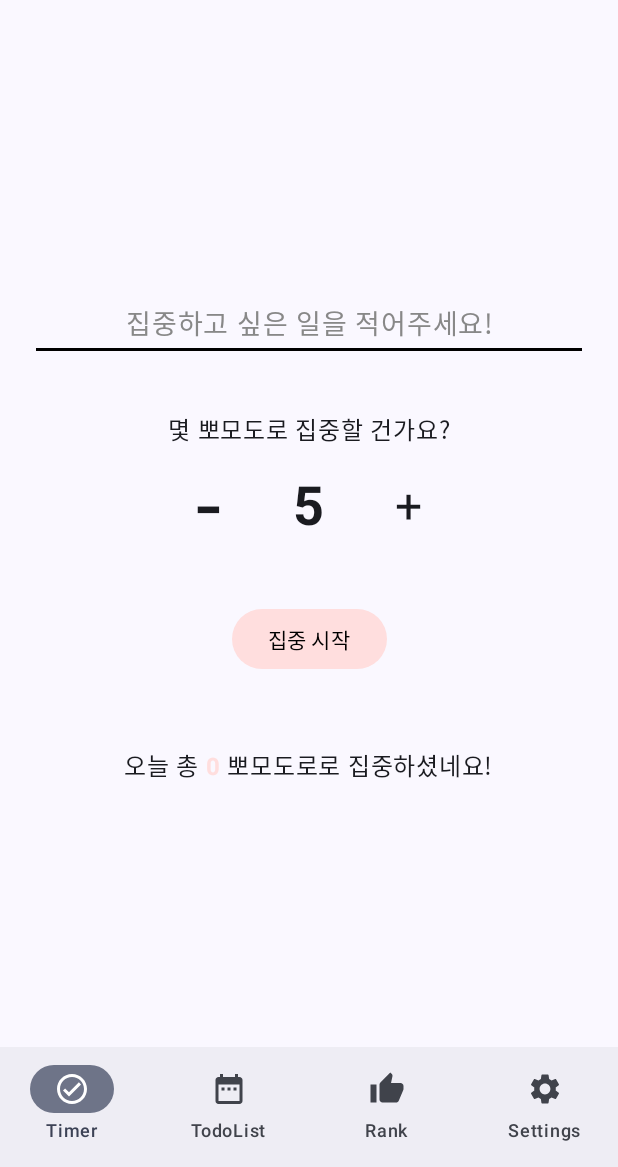
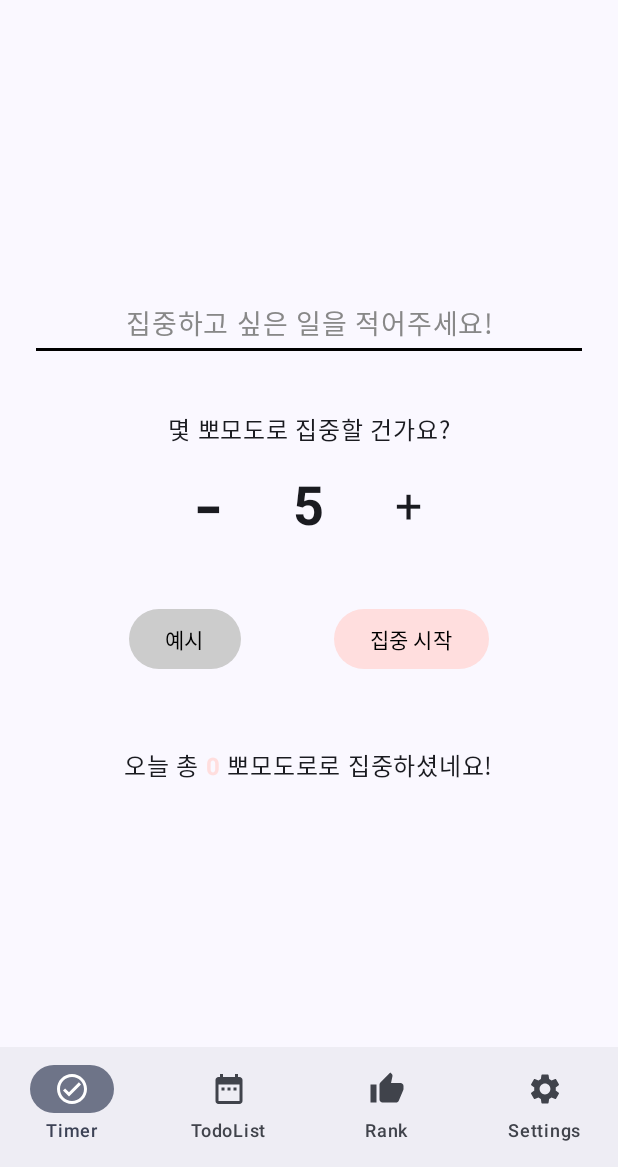
Before and after one commit to T1-Tomoto/Tomoto-Frontend, an Android app built with Jetpack Compose: the Timer screen opened through its navigation route, on a phone screen of 412 x 824 dp, the part 69-1236 px from its top. Run offline under Robolectric (Android 15) with nearby library versions, the phone set to English and light mode, and no system bars; libraries missing offline, so code that uses them is left out: com.jakewharton.retrofit2; network calls fail.

Commit message:
feat: 시연을 위한 타이머 예시 모드 추가

```diff
--- a/app/src/main/java/com/example/tomoto/structure/bottombarcontents/timer/TimerNavGraph.kt
+++ b/app/src/main/java/com/example/tomoto/structure/bottombarcontents/timer/TimerNavGraph.kt
@@ -1,5 +1,6 @@
 package com.example.tomoto.structure.bottombarcontents.timer
 
+import android.util.Log
 import androidx.compose.runtime.Composable
 import androidx.compose.ui.platform.LocalContext
 import androidx.navigation.NavType
@@ -15,26 +16,34 @@ fun TimerNavGraph(viewModel: TomotoViewModel) {
 
     NavHost(navController = navController, startDestination = "setting") {
         composable("setting") {
-            TimerSettingScreen(viewModel = viewModel) { taskName, pomoCount ->
-                navController.navigate("timer/$taskName/$pomoCount")
+            TimerSettingScreen(viewModel = viewModel) { taskName, pomoCount, isExampleMode ->
+                navController.navigate("timer/$taskName/$pomoCount?isExampleMode=$isExampleMode")
+
             }
         }
 
         composable(
-            route = "timer/{taskName}/{pomoCount}",
+            route = "timer/{taskName}/{pomoCount}?isExampleMode={isExampleMode}",
             arguments = listOf(
                 navArgument("taskName") { type = NavType.StringType },
-                navArgument("pomoCount") { type = NavType.IntType }
+                navArgument("pomoCount") { type = NavType.IntType },
+                navArgument("isExampleMode") {
+                    type = NavType.BoolType
+                    defaultValue = false
+                }
             )
         ) { backStackEntry ->
             val name = backStackEntry.arguments?.getString("taskName") ?: ""
             val count = backStackEntry.arguments?.getInt("pomoCount") ?: 0
+            val isExampleMode = backStackEntry.arguments?.getBoolean("isExampleMode") ?: false
+
             TimerPlayScreen(
                 taskName = name,
                 pomoCount = count,
                 onCancel = { navController.popBackStack() },
                 viewModel = viewModel,
-                context = LocalContext.current
+                context = LocalContext.current,
+                isExampleMode = isExampleMode
             )
         }
     }
--- a/app/src/main/java/com/example/tomoto/structure/bottombarcontents/timer/TimerSettingScreen.kt
+++ b/app/src/main/java/com/example/tomoto/structure/bottombarcontents/timer/TimerSettingScreen.kt
@@ -7,7 +7,6 @@ import androidx.compose.material3.*
 import androidx.compose.runtime.*
 import androidx.compose.ui.*
 import androidx.compose.ui.draw.drawBehind
-import androidx.compose.ui.focus.onFocusChanged
 import androidx.compose.ui.geometry.Offset
 import androidx.compose.ui.graphics.Color
 import androidx.compose.ui.text.SpanStyle
@@ -23,7 +22,7 @@ import com.example.tomoto.structure.datastructures.TomotoViewModel
 @Composable
 fun TimerSettingScreen(
     viewModel: TomotoViewModel,
-    onStartFocus: (String, Int) -> Unit
+    onStartFocus: (String, Int, Boolean) -> Unit
 ) {
     var task by remember { mutableStateOf("") }
     var pomoCount by remember { mutableStateOf(5) }
@@ -122,9 +121,28 @@ fun TimerSettingScreen(
 
         Spacer(modifier = Modifier.height(24.dp))
 
+        // 두 버튼을 위한 Row
+        Row(
+            modifier = Modifier.fillMaxWidth(),
+            horizontalArrangement = Arrangement.SpaceEvenly
+        ) {
             Button(
                 onClick = {
-                if (task.isNotBlank()) onStartFocus(task, pomoCount)
+                    onStartFocus("예시 집중", pomoCount, true)
+                },
+                colors = ButtonDefaults.buttonColors(containerColor = Color.LightGray)
+            ) {
+                Text(
+                    text = "예시",
+                    color = Color.Black
+                )
+            }
+
+            Button(
+                onClick = {
+                    if (task.isNotBlank()) {
+                        onStartFocus(task, pomoCount, false)
+                    }
                 },
                 colors = ButtonDefaults.buttonColors(containerColor = highlightColor)
             ) {
@@ -132,6 +150,7 @@ fun TimerSettingScreen(
                     text = "집중 시작",
                     color = Color.Black
                 )
+            }
         }
 
         Spacer(modifier = Modifier.height(48.dp))
```
Also changed, not shown: app/src/main/java/com/example/tomoto/structure/bottombarcontents/timer/TimerPlayScreen.kt (+25 -7 lines). Lines whose indentation alone changed are shown as unchanged.
